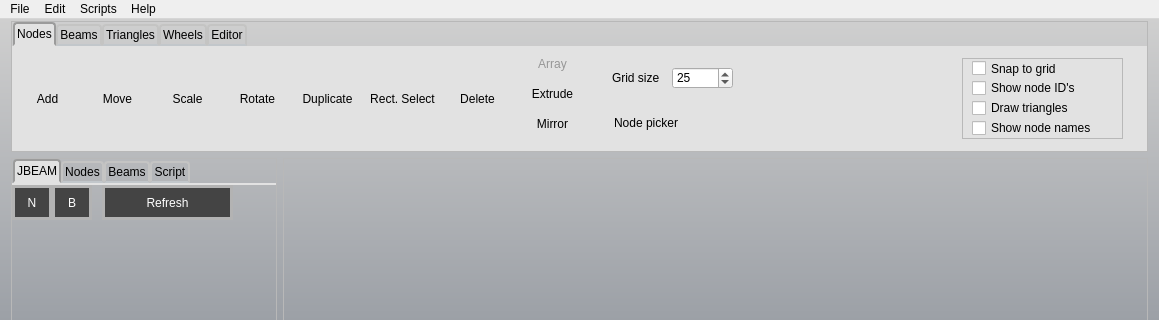
Old version of the form source/mainwindow.ui in the repository RORMasa/NodeBeamEditor; both pictures show x 0 to 1159 and y 0 to 320 of the 1159 by 771 pixel window.
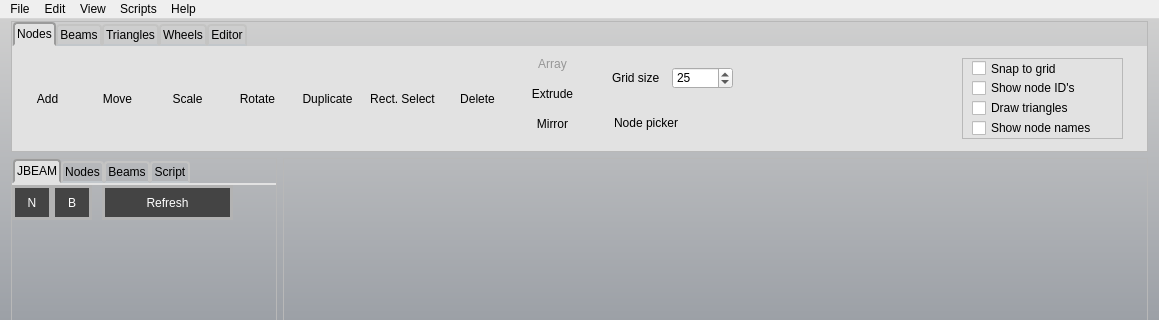
New version of the form. Icons and pictures are not drawn.

```diff
--- a/source/mainwindow.ui
+++ b/source/mainwindow.ui
@@ -2678,8 +2678,18 @@
     <addaction name="separator"/>
     <addaction name="actionAbout"/>
    </widget>
+   <widget class="QMenu" name="menuView">
+    <property name="title">
+     <string>View</string>
+    </property>
+    <addaction name="actionJBEAM"/>
+    <addaction name="actionNode"/>
+    <addaction name="actionBeams"/>
+    <addaction name="actionScript"/>
+   </widget>
    <addaction name="menuFile"/>
    <addaction name="menuEdit"/>
+   <addaction name="menuView"/>
    <addaction name="menuGenerate"/>
    <addaction name="menuHelp"/>
   </widget>
```
Left out of the diff: 32 changed lines with no effect on the pictures.
